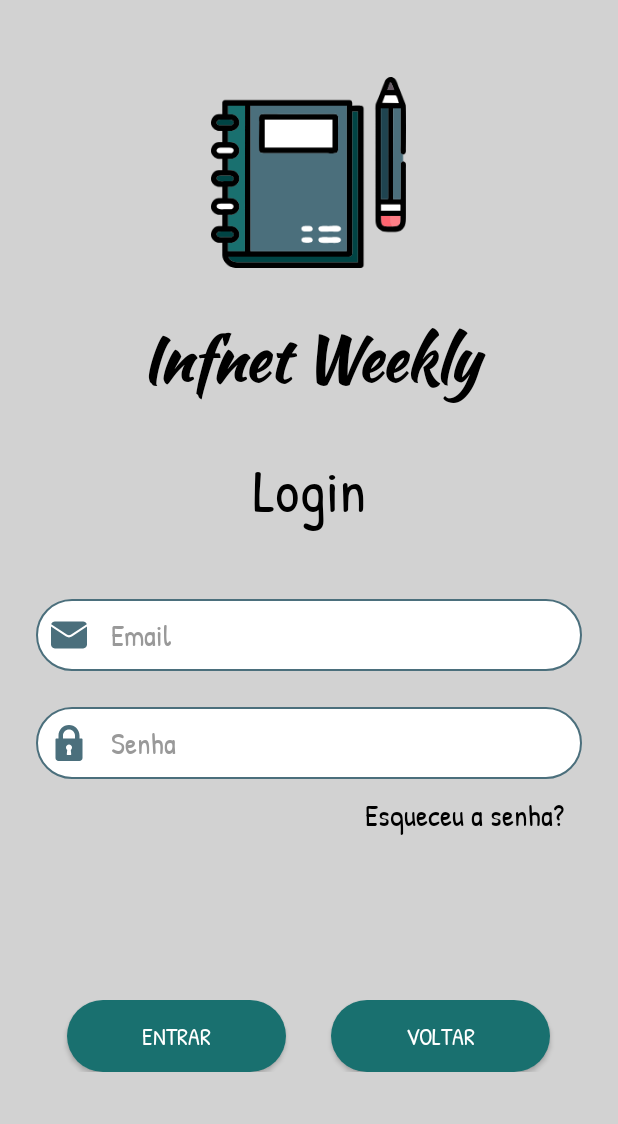
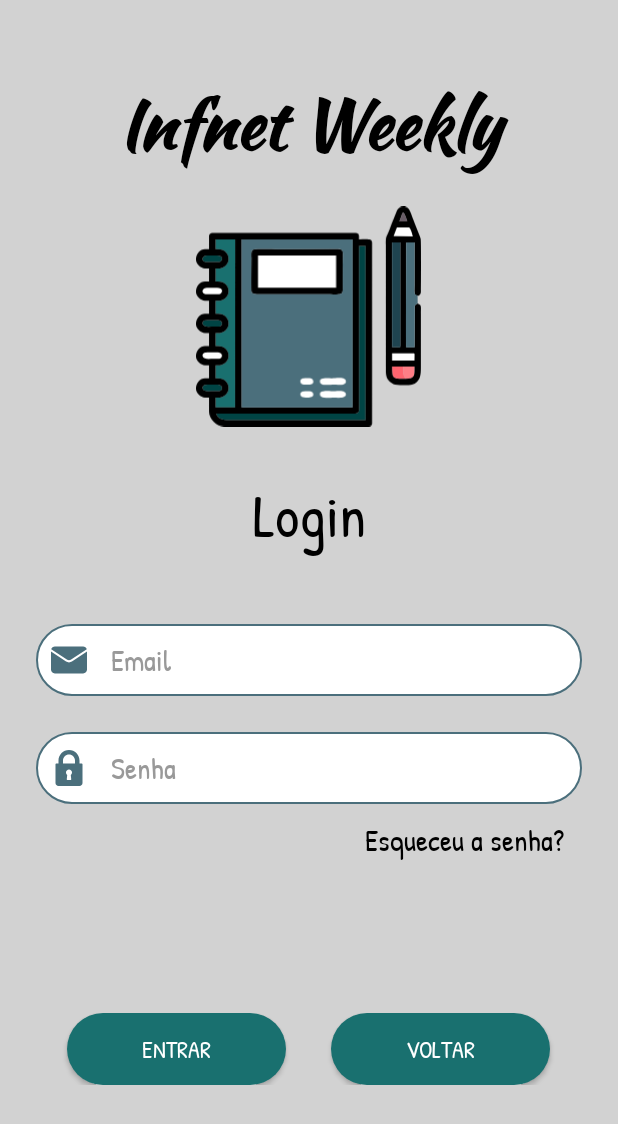
Before and after one commit to camelloncaseoficial/infnet_weekly, an Android app: the screen it shows after launch (MainActivity), after a tap on "LOGIN COM EMAIL", on a phone screen of 412 x 824 dp. Shown: the top 1124 px of the screen. Run offline under Robolectric (Android 15) with nearby library versions, the phone set to English and light mode, and no system bars; our stand-ins replace AdMob, Firebase (no records; nobody signed in at launch, a user with empty details on screens opened directly), navigation-ui; Roboto replaces fonts that are not available here; 2 statements that could not run were skipped.

Commit message:
End of the day commit

```diff
--- a/app/src/main/java/com/camelloncase/infnetweekly/MainActivity.kt
+++ b/app/src/main/java/com/camelloncase/infnetweekly/MainActivity.kt
@@ -1,13 +1,9 @@
 package com.camelloncase.infnetweekly
 
-import android.graphics.Typeface
 import android.os.Bundle
 import android.view.Menu
-import android.view.TextureView
 import android.view.View
-import android.widget.TextView
 import androidx.appcompat.app.AppCompatActivity
-import androidx.appcompat.widget.Toolbar
 import androidx.drawerlayout.widget.DrawerLayout
 import androidx.navigation.findNavController
 import androidx.navigation.ui.AppBarConfiguration
@@ -21,7 +17,6 @@ class MainActivity : AppCompatActivity() {
 
     private lateinit var appBarConfiguration: AppBarConfiguration
     private lateinit var binding: ActivityMainBinding
-    private lateinit var toolbar: Toolbar
 
     override fun onCreate(savedInstanceState: Bundle?) {
         super.onCreate(savedInstanceState)
@@ -29,8 +24,7 @@ class MainActivity : AppCompatActivity() {
         binding = ActivityMainBinding.inflate(layoutInflater)
         setContentView(binding.root)
 
-        toolbar = binding.appBarMain.customToolbar
-        setSupportActionBar(toolbar)
+        setSupportActionBar(binding.appBarMain.customToolbar)
 
         val drawerLayout: DrawerLayout = binding.drawerLayout
         val navView: NavigationView = binding.navView
--- a/app/src/main/java/com/camelloncase/infnetweekly/repository/NotificationApiRepository.kt
+++ b/app/src/main/java/com/camelloncase/infnetweekly/repository/NotificationApiRepository.kt
@@ -2,6 +2,10 @@ package com.camelloncase.infnetweekly.repository
 
 import com.camelloncase.infnetweekly.api.RetrofitInstance
 import com.camelloncase.infnetweekly.model.Notification
+import com.camelloncase.infnetweekly.util.Resource
+import com.camelloncase.infnetweekly.util.safeCall
+import kotlinx.coroutines.Dispatchers
+import kotlinx.coroutines.withContext
 import retrofit2.Response
 import java.util.*
 
@@ -23,4 +27,5 @@ class NotificationApiRepository {
         return RetrofitInstance.api.getAllNotificationByQueryMap(year, options)
     }
 
+
 }
--- a/app/src/main/res/layout/fragment_login.xml
+++ b/app/src/main/res/layout/fragment_login.xml
@@ -20,26 +20,26 @@
         app:layout_constraintTop_toTopOf="parent"
         tools:ignore="UseCompoundDrawables">
 
-        <ImageView
-            android:id="@+id/imageView2"
-            android:layout_width="130dp"
-            android:layout_height="130dp"
-            android:layout_marginTop="50dp"
-            android:contentDescription="@string/logo_do_aplicativo"
-            app:srcCompat="@drawable/ic_infnetweekly"
-            tools:ignore="VectorDrawableCompat" />
-
         <TextView
             android:id="@+id/title_textView"
             android:layout_width="match_parent"
             android:layout_height="wrap_content"
-            android:layout_marginTop="30dp"
+            android:layout_marginTop="50dp"
             android:fontFamily="@font/kaushan_script"
             android:gravity="center"
             android:text="@string/app_name"
             android:textColor="@color/black"
-            android:textSize="40sp"
+            android:textSize="45sp"
             android:textStyle="bold" />
+
+        <ImageView
+            android:id="@+id/imageView2"
+            android:layout_width="150dp"
+            android:layout_height="150dp"
+            android:layout_marginTop="20dp"
+            android:contentDescription="@string/logo_do_aplicativo"
+            app:srcCompat="@drawable/ic_infnetweekly"
+            tools:ignore="VectorDrawableCompat" />
 
         <TextView
             android:layout_width="match_parent"
--- a/app/src/main/res/layout/fragment_recover.xml
+++ b/app/src/main/res/layout/fragment_recover.xml
@@ -28,6 +28,8 @@
         app:layout_constraintEnd_toEndOf="parent"
         app:layout_constraintStart_toStartOf="parent"
         app:layout_constraintTop_toTopOf="parent">
+
+
 
         <TextView
             android:id="@+id/textView6"
--- a/app/src/main/res/menu/main.xml
+++ b/app/src/main/res/menu/main.xml
@@ -1,9 +1,9 @@
 <?xml version="1.0" encoding="utf-8"?>
 <menu xmlns:android="http://schemas.android.com/apk/res/android"
     xmlns:app="http://schemas.android.com/apk/res-auto">
-<!--    <item-->
-<!--        android:id="@+id/action_settings"-->
-<!--        android:orderInCategory="100"-->
-<!--        android:title="@string/action_settings"-->
-<!--        app:showAsAction="never" />-->
+    <item
+        android:id="@+id/action_settings"
+        android:orderInCategory="100"
+        android:title="@string/action_settings"
+        app:showAsAction="never" />
 </menu>
```
Also changed, not shown: app/src/main/res/layout/fragment_register.xml (+11 -11 lines).
